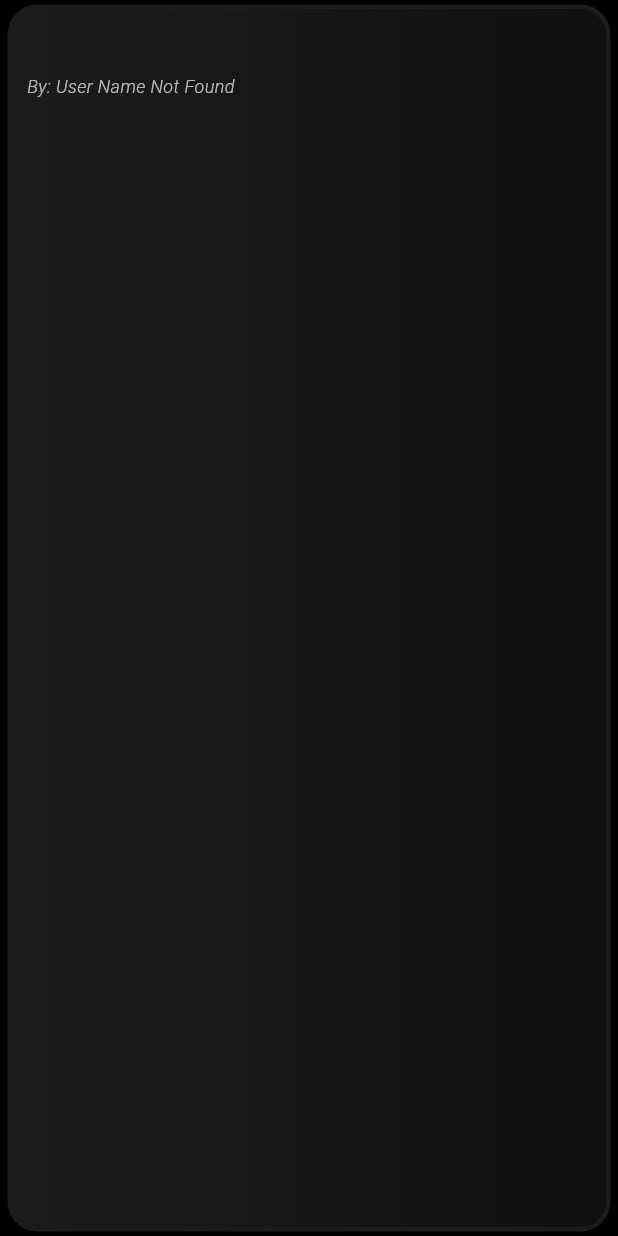
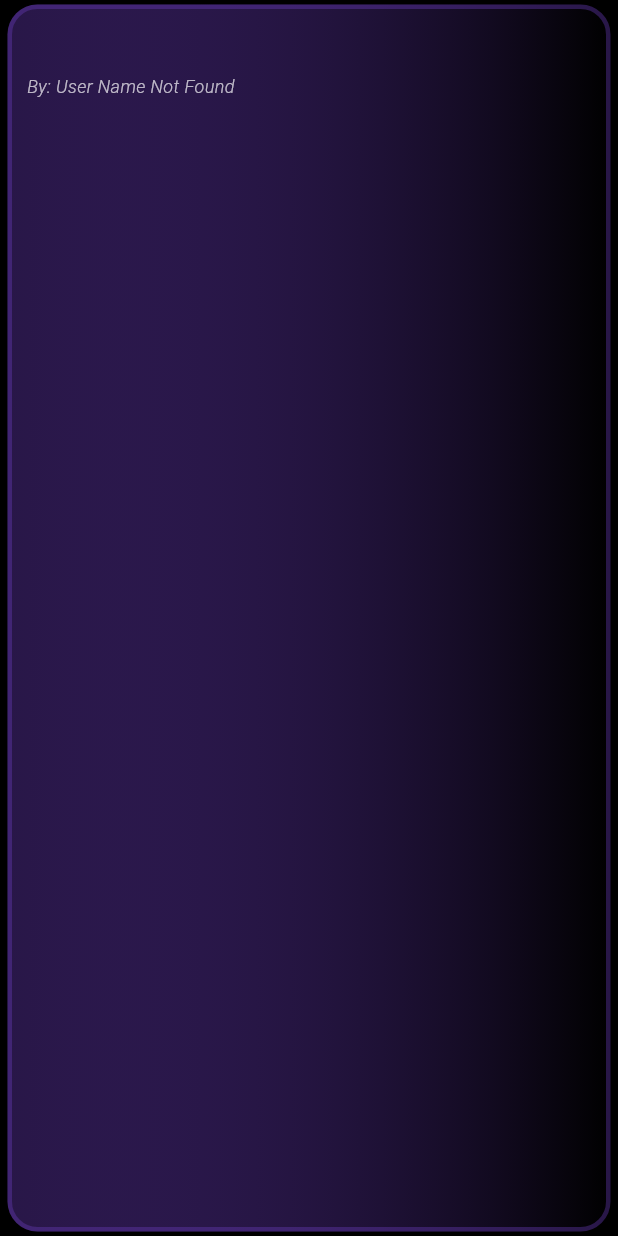
Before and after one commit to Morne-le-Roux/placeholder_app, a Flutter app: the TaskCard widget shown alone on an empty page, opened directly with empty values, on a phone screen of 412 x 824 dp. Run offline on Flutter 3.47's test engine with Material 3 defaults, Android fonts, the phone set to English and light mode, and no system bars; drawn by our look-alikes of flutter_slidable, sentry_flutter; our stand-ins replace equatable, flutter_animate, flutter_bloc, flutter_dotenv, flutter_image_compress, flutter_secure_storage and 6 more; missing offline and left inert: purchases_flutter; accounts and stored records are empty; network calls fail.

Commit message:
Update pubspec.yaml and pubspec.lock to include flutter_animate dependency; refactor getRandomColors function to utilize a predefined color list and enhance TaskCard UI with conditional styling based on task completion status. Remove unused app_links references from iOS and Windows configurations for cleaner project structure.

```diff
--- a/lib/core/usecases/get_random_colors.dart
+++ b/lib/core/usecases/get_random_colors.dart
@@ -3,12 +3,19 @@ import 'dart:math';
 import 'package:flutter/material.dart';
 
 List<Color> getRandomColors() {
-  final r = Random().nextInt(256);
-  final g = Random().nextInt(256);
-  final b = Random().nextInt(256);
-  final firstColor = Color.fromARGB(255, r, g, b);
+  final firstColor = _randomColors[Random().nextInt(_randomColors.length)];
   // Make the second color even darker by reducing each channel by 40%, but not below 0
-  darken(int value) => (value * 0.6).clamp(0, 255).toInt();
-  final secondColor = Color.fromARGB(255, darken(r), darken(g), darken(b));
+  darken(double value) => (value * 0.6).clamp(0, 255).toInt();
+  final secondColor = Color.fromARGB(
+    255,
+    darken(firstColor.r),
+    darken(firstColor.g),
+    darken(firstColor.b),
+  );
   return [firstColor, secondColor];
 }
+
+List<Color> _randomColors = [
+  Colors.deepPurple.withAlpha(100),
+  Colors.deepPurpleAccent.withAlpha(100),
+];
--- /dev/null
+++ b/lib/features/tasks/usecases/was_task_done_yesterday.dart
@@ -0,0 +1,21 @@
+import 'package:placeholder/features/tasks/models/task.dart';
+
+bool wasTaskDoneYesterday(Task task) {
+  if (!task.recurring) return true;
+
+  final now = DateTime.now();
+  final yesterday = now.subtract(const Duration(days: 1));
+  final creationDate = DateTime.parse(task.createdAt);
+
+  // If task was created today or yesterday, it shouldn't be marked as not done
+  if (creationDate.isAfter(yesterday)) return true;
+
+  final bool wasDoneYesterday =
+      task.recurring &&
+      task.lastDone != null &&
+      DateTime.parse(task.lastDone!).day == yesterday.day &&
+      DateTime.parse(task.lastDone!).month == yesterday.month &&
+      DateTime.parse(task.lastDone!).year == yesterday.year;
+
+  return wasDoneYesterday;
+}
--- a/lib/features/tasks/widgets/task_card.dart
+++ b/lib/features/tasks/widgets/task_card.dart
@@ -1,11 +1,11 @@
 import 'package:flutter/material.dart';
 import 'package:flutter_slidable/flutter_slidable.dart';
 import 'package:gap/gap.dart';
-import 'package:gradient_borders/box_borders/gradient_box_border.dart';
 import 'package:placeholder/core/constants/constants.dart';
 import 'package:placeholder/core/usecases/get_random_colors.dart';
 import 'package:placeholder/features/tasks/models/task.dart';
 import 'package:placeholder/features/tasks/usecases/get_user_name_from_id.dart';
+import 'package:placeholder/features/tasks/usecases/was_task_done_yesterday.dart';
 
 class TaskCard extends StatefulWidget {
   const TaskCard({
@@ -30,12 +30,20 @@ class _TaskCardState extends State<TaskCard> {
 
   @override
   Widget build(BuildContext context) {
-    final List<Color> colors = getRandomColors();
-    final Color borderColor = colors.first;
+    List<Color> colors = getRandomColors();
+    Color borderColor = colors.first;
     final Color bgColor = colors.first;
     // Calculate luminance to decide text color
     final bool useWhiteText = bgColor.computeLuminance() < 0.5;
     final Color textColor = useWhiteText ? Colors.white : Colors.black;
+    if (!wasTaskDoneYesterday(widget.task)) {
+      borderColor = Colors.deepOrange.withAlpha(100);
+      colors = [
+        Colors.deepOrange.withAlpha(100),
+        Colors.deepOrange.withAlpha(0),
+      ];
+    }
+
     final List<Widget> actions = [
       CustomSlidableAction(
         onPressed: (context) => _handleComplete(delete: true),
@@ -214,7 +222,9 @@ class _TaskCardState extends State<TaskCard> {
                             ),
                             if (widget.task.recurring)
                               Text(
-                                "Daily",
+                                wasTaskDoneYesterday(widget.task)
+                                    ? "Daily"
+                                    : "Task not done yesterday",
                                 style: Constants.textStyles.data.copyWith(
                                   color: textColor.withOpacity(0.7),
                                 ),
--- a/pubspec.yaml
+++ b/pubspec.yaml
@@ -30,6 +30,7 @@ dependencies:
   package_info_plus: ^8.3.0
   hydrated_bloc: ^10.0.0
   gradient_borders: ^1.0.1
+  flutter_animate: ^4.5.2
 
 dev_dependencies:
   flutter_lints: ^5.0.0
```
Also changed, not shown: lib/features/home/widgets/user_list.dart (+20 -7 lines), pubspec.lock, 4 other files.
